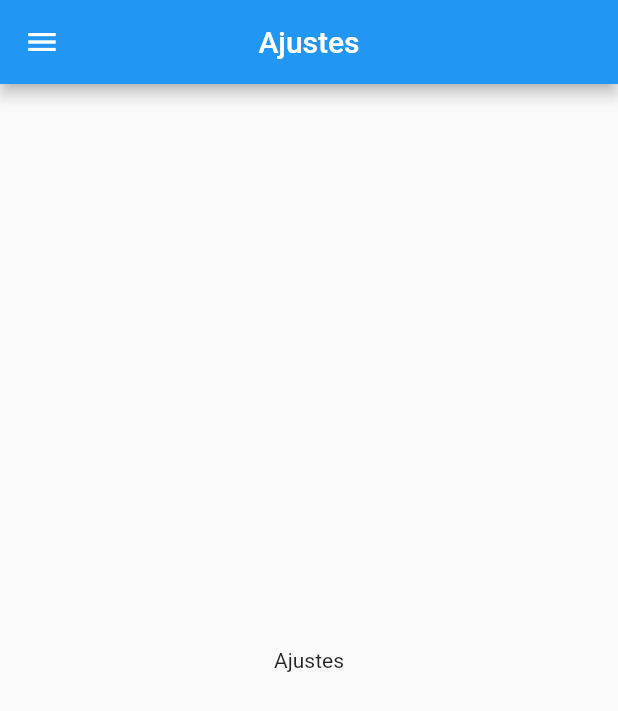
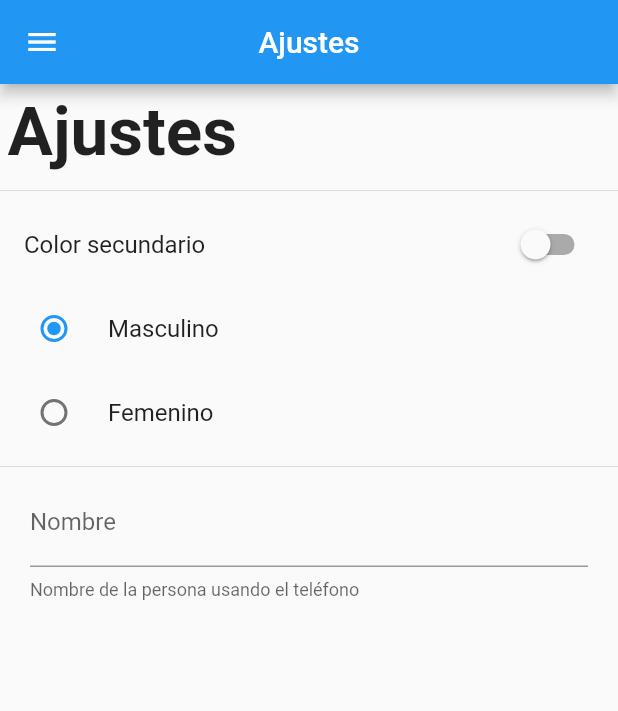
Before and after one commit to feguedi/preferencias-flutter, a Flutter app: the SettingsPage screen opened by its route, on a phone screen of 412 x 824 dp. Shown: the top 711 px of the screen. Run offline on Flutter 3.47's test engine with Material 2 defaults, Android fonts, the phone set to English and light mode, and no system bars; our stand-ins replace shared_preferences; accounts and stored records are empty.

Commit message:
Guardando preferencias de usuario

```diff
--- a/lib/src/pages/settings_page.dart
+++ b/lib/src/pages/settings_page.dart
@@ -1,25 +1,109 @@
 import 'package:flutter/material.dart';
+import 'package:preferencias_usuario_app/src/pages/pages.dart';
+
 import 'package:preferencias_usuario_app/src/widgets/widgets.dart';
+import 'package:preferencias_usuario_app/src/settings/preferencias_usuario.dart';
 
 class SettingsPage extends StatefulWidget {
-  static String routeName = 'settings';
+  static final String routeName = 'settings';
 
   @override
   _SettingsPageState createState() => _SettingsPageState();
 }
 
 class _SettingsPageState extends State<SettingsPage> {
+  late bool _colorSecundario;
+  late int _sexo;
+  late String _nombre;
+
+  late TextEditingController _textController;
+
+  final prefs = new PreferenciasUsuario();
+
+  @override
+  void initState() {
+    super.initState();
+    prefs.ultimaPagina = SettingsPage.routeName;
+    _colorSecundario = prefs.colorSecundario;
+    _sexo = prefs.sexo;
+
+    _textController = new TextEditingController(text: prefs.nombre);
+  }
+
   @override
   Widget build(BuildContext context) {
     return Scaffold(
       appBar: AppBar(
         title: Text('Ajustes'),
         centerTitle: true,
+        backgroundColor: prefs.colorSecundario ? Colors.teal : Colors.blue,
       ),
       drawer: MenuWidget(),
-      body: Center(
-        child: Text('Ajustes'),
+      body: ListView(
+        children: [
+          Container(
+            padding: EdgeInsets.all(5.0),
+            child: Text(
+              'Ajustes',
+              style: TextStyle(
+                fontSize: 45.0,
+                fontWeight: FontWeight.bold,
+              ),
+            ),
+          ),
+          Divider(),
+          SwitchListTile(
+            value: _colorSecundario,
+            title: Text('Color secundario'),
+            activeColor: prefs.colorSecundario ? Colors.teal : Colors.blue,
+            onChanged: (bool value) {
+              setState(() {
+                prefs.colorSecundario = value;
+                _colorSecundario = value;
+              });
+            },
+          ),
+          RadioListTile(
+            title: Text('Masculino'),
+            selectedTileColor:
+                prefs.colorSecundario ? Colors.teal : Colors.blue,
+            activeColor: prefs.colorSecundario ? Colors.teal : Colors.blue,
+            value: 1,
+            groupValue: _sexo,
+            onChanged: _setSelectedRadio,
+          ),
+          RadioListTile(
+            title: Text('Femenino'),
+            selectedTileColor:
+                prefs.colorSecundario ? Colors.teal : Colors.blue,
+            activeColor: prefs.colorSecundario ? Colors.teal : Colors.blue,
+            value: 2,
+            groupValue: _sexo,
+            onChanged: _setSelectedRadio,
+          ),
+          Divider(),
+          Container(
+            padding: EdgeInsets.symmetric(horizontal: 20),
+            child: TextField(
+              controller: _textController,
+              decoration: InputDecoration(
+                labelText: 'Nombre',
+                helperText: 'Nombre de la persona usando el teléfono',
+              ),
+              onChanged: (String value) {
+                prefs.nombre = value;
+              },
+            ),
+          ),
+        ],
       ),
     );
   }
+
+  void _setSelectedRadio(int? value) {
+    setState(() {
+      prefs.sexo = value!;
+      _sexo = value;
+    });
+  }
 }
--- /dev/null
+++ b/lib/src/settings/preferencias_usuario.dart
@@ -0,0 +1,50 @@
+import 'package:shared_preferences/shared_preferences.dart';
+
+class PreferenciasUsuario {
+  static final PreferenciasUsuario _instancia =
+      new PreferenciasUsuario._internal();
+
+  factory PreferenciasUsuario() {
+    return _instancia;
+  }
+
+  PreferenciasUsuario._internal();
+
+  late SharedPreferences _prefs;
+
+  initPrefs() async {
+    this._prefs = await SharedPreferences.getInstance();
+  }
+
+  int get sexo {
+    return _prefs.getInt('sexo') ?? 1;
+  }
+
+  set sexo(int value) {
+    _prefs.setInt('sexo', value);
+  }
+
+  bool get colorSecundario {
+    return _prefs.getBool('colorSecundario') ?? false;
+  }
+
+  set colorSecundario(bool value) {
+    _prefs.setBool('colorSecundario', value);
+  }
+
+  String get nombre {
+    return _prefs.getString('nombre') ?? '';
+  }
+
+  set nombre(String value) {
+    _prefs.setString('nombre', value);
+  }
+
+  String get ultimaPagina {
+    return _prefs.getString('ultimaPagina') ?? 'home';
+  }
+
+  set ultimaPagina(String value) {
+    _prefs.setString('ultimaPagina', value);
+  }
+}
--- a/lib/src/widgets/menu_widget.dart
+++ b/lib/src/widgets/menu_widget.dart
@@ -1,8 +1,11 @@
 import 'package:flutter/material.dart';
 
 import 'package:preferencias_usuario_app/src/pages/pages.dart';
+import 'package:preferencias_usuario_app/src/settings/preferencias_usuario.dart';
 
 class MenuWidget extends StatelessWidget {
+  final prefs = new PreferenciasUsuario();
+
   @override
   Widget build(BuildContext context) {
     return Drawer(
@@ -21,7 +24,8 @@ class MenuWidget extends StatelessWidget {
           ListTile(
             leading: Icon(
               Icons.pages,
-              color: Colors.blue,
+              // color: prefs.colorSecundario ? Colors.teal : Colors.blue,
+              color: Theme.of(context).accentColor,
             ),
             title: Text('Inicio'),
             onTap: () {
@@ -31,7 +35,7 @@ class MenuWidget extends StatelessWidget {
           ListTile(
             leading: Icon(
               Icons.party_mode,
-              color: Colors.blue,
+              color: prefs.colorSecundario ? Colors.teal : Colors.blue,
             ),
             title: Text('Party mode'),
             onTap: () {},
@@ -39,7 +43,7 @@ class MenuWidget extends StatelessWidget {
           ListTile(
             leading: Icon(
               Icons.people,
-              color: Colors.blue,
+              color: prefs.colorSecundario ? Colors.teal : Colors.blue,
             ),
             title: Text('Gente'),
             onTap: () {},
@@ -47,7 +51,7 @@ class MenuWidget extends StatelessWidget {
           ListTile(
             leading: Icon(
               Icons.settings,
-              color: Colors.blue,
+              color: prefs.colorSecundario ? Colors.teal : Colors.blue,
             ),
             title: Text('Ajustes'),
             onTap: () {
--- a/pubspec.yaml
+++ b/pubspec.yaml
@@ -27,6 +27,7 @@ dependencies:
   # The following adds the Cupertino Icons font to your application.
   # Use with the CupertinoIcons class for iOS style icons.
   cupertino_icons: ^1.0.2
+  shared_preferences: ^2.0.6
 
 dev_dependencies:
   flutter_test:
```
Also changed, not shown: lib/main.dart (+14 -2 lines), lib/src/pages/home_page.dart (+9 -4 lines), pubspec.lock, 3 other files.
